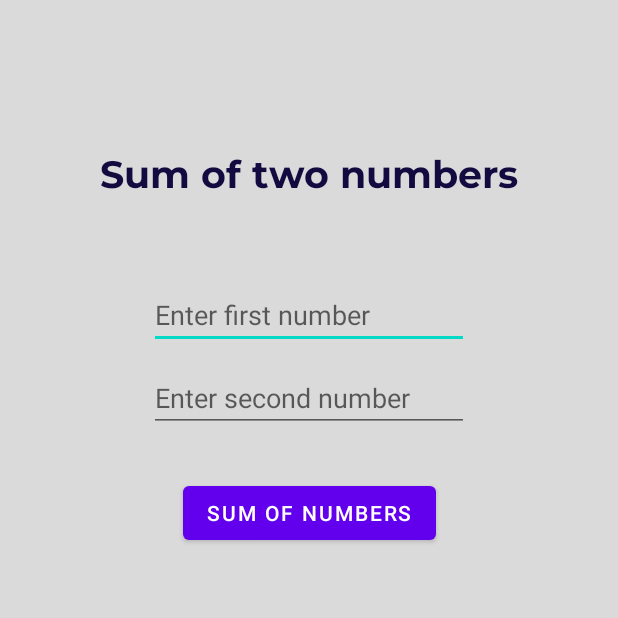
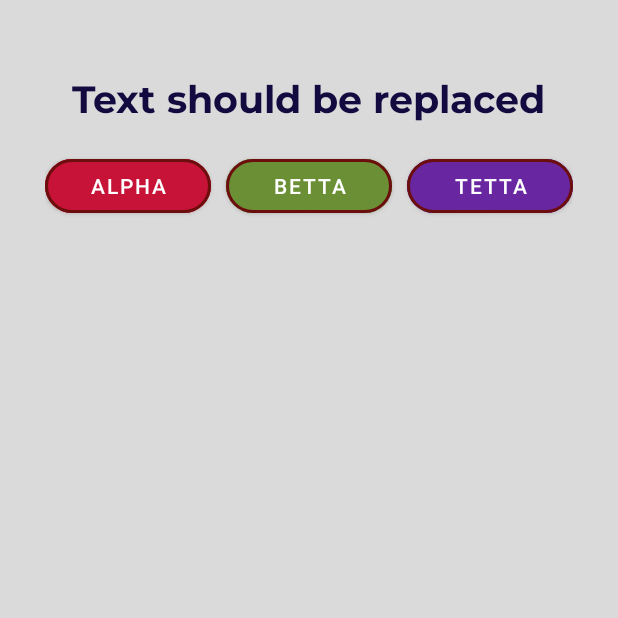
Before and after one commit to TemirlanKN/IPCourseAS, an Android app: the screen it shows after launch (MainActivity), on a phone screen of 412 x 824 dp, the top half of it. Run offline under Robolectric (Android 15) with nearby library versions, the phone set to English and light mode, and no system bars.

Commit message:
Buttons adjusted with Toast/AlertDialog

```diff
--- a/app/src/main/java/com/trasty/itprogercourse/MainActivity.java
+++ b/app/src/main/java/com/trasty/itprogercourse/MainActivity.java
@@ -1,37 +1,52 @@
 package com.trasty.itprogercourse;
 
+import androidx.appcompat.app.AlertDialog;
 import androidx.appcompat.app.AppCompatActivity;
 
+import android.content.DialogInterface;
+import android.content.res.ColorStateList;
+import android.graphics.Color;
 import android.os.Bundle;
 import android.view.View;
 import android.widget.Button;
 import android.widget.EditText;
 import android.widget.TextView;
+import android.widget.Toast;
 
 public class MainActivity extends AppCompatActivity {
-
-    private TextView resultTextView;
-    private EditText number_field_1, number_field_2;
-    private Button addButton;
 
     @Override
     protected void onCreate(Bundle savedInstanceState) {
         super.onCreate(savedInstanceState);
         setContentView(R.layout.activity_main);
 
-        resultTextView = findViewById(R.id.res_text);
-        number_field_1 = findViewById(R.id.number_field_1);
-        number_field_2 = findViewById(R.id.number_field_2);
-        addButton = findViewById(R.id.add_button);
+        Button button2 = findViewById(R.id.button2);
+        TextView mainText = findViewById(R.id.mainText);
+        button2.setOnClickListener(view -> {
+//                showInfo(mainText.getText().toString(), button2);
+            showInfoAlert("Do you want to exit?");
+        });
 
-        addButton.setOnClickListener(new View.OnClickListener() {
-            @Override
-            public void onClick(View view) {
-                float num1 = Float.parseFloat(number_field_1.getText().toString());
-                float num2 = Float.parseFloat(number_field_2.getText().toString());
-                float res = num1 + num2;
-                resultTextView.setText(String.valueOf(res));
-            }
-        });
+    }
+
+    public void buttonClick(View v){
+        showInfo(((Button) v).getText().toString(), ((Button) v));
+    }
+
+    private void showInfo(String text, Button button){
+        button.setText(R.string.ClickedText);
+        button.setBackgroundTintList(ColorStateList.valueOf(Color.GREEN));
+        Toast.makeText(this, text, Toast.LENGTH_SHORT).show();
+    }
+
+    private void showInfoAlert(String text){
+        AlertDialog.Builder builder = new AlertDialog.Builder(MainActivity.this);
+        builder.setTitle("Big hint")
+                .setMessage(text)
+                .setCancelable(false)
+                .setPositiveButton("Yes", (dialogInterface, i) -> finish())
+                .setNegativeButton("No", (dialogInterface, i) -> dialogInterface.cancel());
+        AlertDialog dialog = builder.create();
+        dialog.show();
     }
 }
--- a/app/src/main/res/layout/activity_main.xml
+++ b/app/src/main/res/layout/activity_main.xml
@@ -9,49 +9,69 @@
     tools:context=".MainActivity" >
 
     <TextView
-        android:id="@+id/res_text"
+        android:id="@+id/mainText"
         android:layout_width="wrap_content"
         android:layout_height="wrap_content"
-        android:layout_marginTop="100dp"
+        android:layout_marginTop="50dp"
+        android:text="@string/text"
         android:fontFamily="@font/montserrat_bold"
-        android:text="@string/logo"
+        app:layout_constraintEnd_toEndOf="parent"
         android:textColor="@color/logo"
         android:textSize="25sp"
-        app:layout_constraintEnd_toEndOf="parent"
         app:layout_constraintStart_toStartOf="parent"
         app:layout_constraintTop_toTopOf="parent" />
 
-    <EditText
-        android:id="@+id/number_field_1"
-        android:layout_width="wrap_content"
-        android:layout_height="wrap_content"
-        android:layout_marginTop="50dp"
-        android:ems="10"
-        android:hint="@string/hint_1"
-        android:inputType="number"
+    <LinearLayout
+        android:layout_width="match_parent"
+        android:layout_height="match_parent"
+        android:layout_marginStart="30dp"
+        android:layout_marginTop="100dp"
+        android:layout_marginEnd="30dp"
+        android:layout_marginBottom="100dp"
+        android:orientation="horizontal"
+        app:layout_constraintBottom_toBottomOf="parent"
         app:layout_constraintEnd_toEndOf="parent"
         app:layout_constraintStart_toStartOf="parent"
-        app:layout_constraintTop_toBottomOf="@+id/res_text" />
+        app:layout_constraintTop_toTopOf="parent">
 
-    <EditText
-        android:id="@+id/number_field_2"
-        android:layout_width="wrap_content"
-        android:layout_height="wrap_content"
-        android:layout_marginTop="10dp"
-        android:ems="10"
-        android:hint="@string/hint_2"
-        android:inputType="number"
-        app:layout_constraintEnd_toEndOf="parent"
-        app:layout_constraintStart_toStartOf="parent"
-        app:layout_constraintTop_toBottomOf="@+id/number_field_1" />
+        <Button
+            android:id="@+id/button"
+            style="@style/Widget.MaterialComponents.Button"
+            android:layout_width="wrap_content"
+            android:layout_height="wrap_content"
+            android:layout_weight="1"
+            android:backgroundTint="#C61337"
+            android:onClick="buttonClick"
+            android:text="@string/firstButton"
+            app:cornerRadius="20sp"
+            app:strokeColor="#6C0E0E"
+            app:strokeWidth="2sp" />
 
-    <Button
-        android:id="@+id/add_button"
-        android:layout_width="wrap_content"
-        android:layout_height="wrap_content"
-        android:layout_marginTop="30dp"
-        android:text="@string/sum"
-        app:layout_constraintEnd_toEndOf="parent"
-        app:layout_constraintStart_toStartOf="parent"
-        app:layout_constraintTop_toBottomOf="@+id/number_field_2" />
+        <Button
+            android:id="@+id/button2"
+            style="@style/Widget.MaterialComponents.Button"
+            android:layout_width="wrap_content"
+            android:layout_height="wrap_content"
+            android:layout_marginStart="10sp"
+            android:layout_marginEnd="10sp"
+            android:layout_weight="1"
+            android:backgroundTint="#6A8F34"
+            android:text="@string/secondButton"
+            app:cornerRadius="30sp"
+            app:strokeColor="#6C0E0E"
+            app:strokeWidth="2sp" />
+
+        <Button
+            android:id="@+id/button3"
+            style="@style/Widget.MaterialComponents.Button"
+            android:layout_width="wrap_content"
+            android:layout_height="wrap_content"
+            android:layout_weight="1"
+            android:backgroundTint="#6826A1"
+            android:onClick="buttonClick"
+            android:text="@string/thirdButton"
+            app:cornerRadius="20sp"
+            app:strokeColor="#6C0E0E"
+            app:strokeWidth="2sp" />
+    </LinearLayout>
 </androidx.constraintlayout.widget.ConstraintLayout>
--- a/app/src/main/res/values/strings.xml
+++ b/app/src/main/res/values/strings.xml
@@ -5,4 +5,9 @@
     <string name="hint_1">Enter first number</string>
     <string name="hint_2">Enter second number</string>
     <string name="sum">Sum of numbers</string>
+    <string name="text">Text should be replaced</string>
+    <string name="ClickedText">Already clicked</string>
+    <string name="firstButton">alpha</string>
+    <string name="secondButton">Betta</string>
+    <string name="thirdButton">Tetta</string>
 </resources>
```
